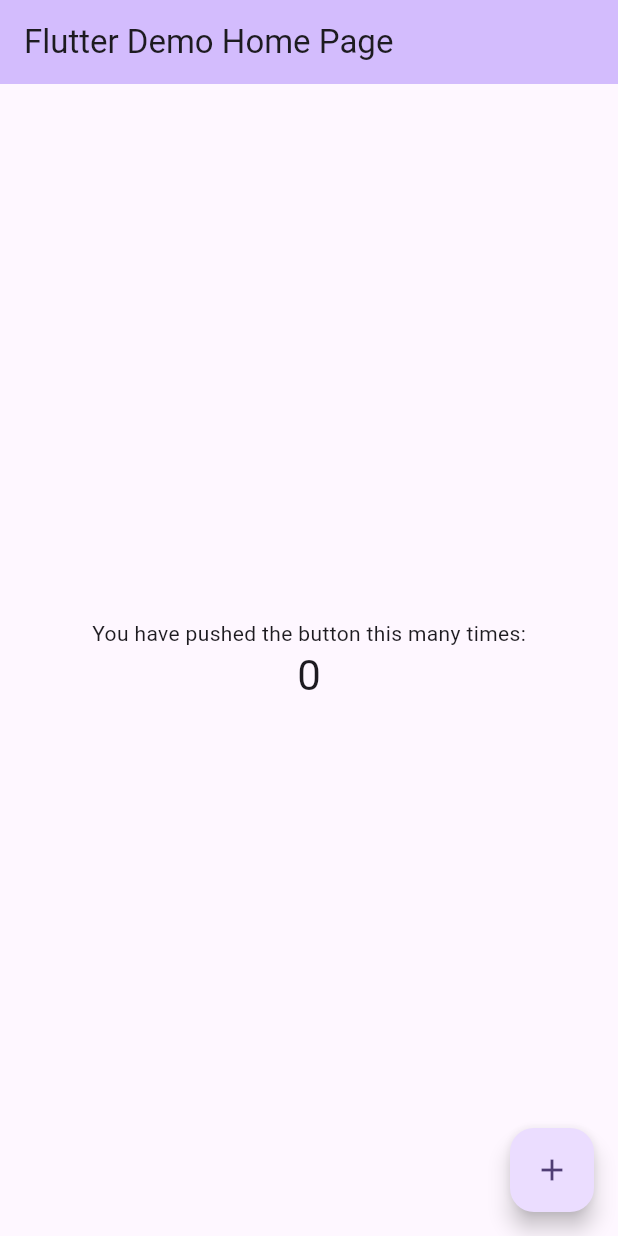
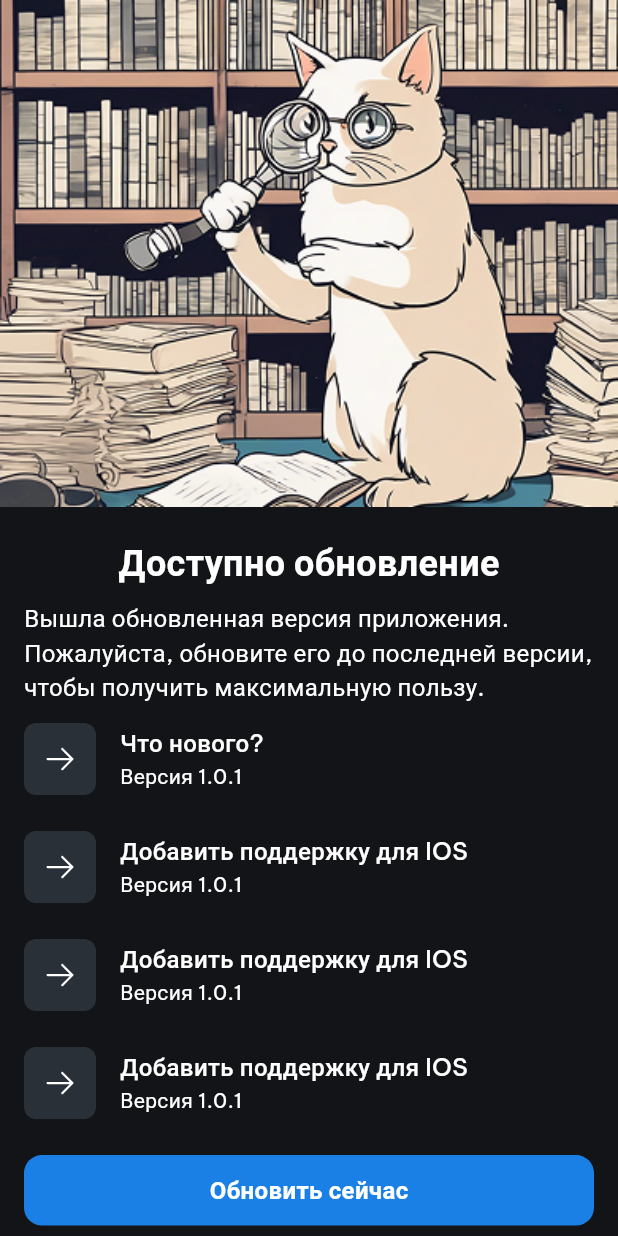
Before and after one commit to Testidedman/test, a Flutter app: the screen it shows after launch, on a phone screen of 412 x 824 dp. Run offline on Flutter 3.47's test engine with Material 3 defaults, Android fonts, the phone set to English and light mode, and no system bars; our stand-ins replace firebase_core, flutter_svg, google_fonts; missing offline and left inert: appmetrica_plugin; accounts and stored records are empty.

Commit message:
add update available page

```diff
--- /dev/null
+++ b/lib/constants/image_constants.dart
@@ -0,0 +1,4 @@
+class ImageConstants {
+  static const String updateImage = 'assets/images/update_image.png';
+  static const String arrow = 'assets/icons/arrow.svg';
+}
--- /dev/null
+++ b/lib/core/widgets/custom_button.dart
@@ -0,0 +1,39 @@
+import 'package:flutter/material.dart';
+import 'package:google_fonts/google_fonts.dart';
+
+class CustomButton extends StatelessWidget {
+  const CustomButton({
+    super.key,
+    required this.colorButton,
+    required this.colorText,
+    required this.text,
+    required this.onTap
+  });
+
+  final Color colorButton;
+  final Color colorText;
+  final String text;
+  final void Function() onTap;
+
+  @override
+  Widget build(BuildContext context) {
+    return GestureDetector(onTap: onTap,
+      child: Container(
+        alignment: Alignment.center,
+        padding: EdgeInsets.symmetric(vertical: 12),
+        decoration: BoxDecoration(
+            borderRadius: BorderRadius.circular(12),
+            color: colorButton
+        ),
+        child: Text(
+          text,
+          style: GoogleFonts.beVietnamPro(
+              fontWeight: FontWeight.bold,
+              fontSize: 16,
+              color: colorText
+          ),
+        ),
+      ),
+    );
+  }
+}
--- /dev/null
+++ b/lib/core/widgets/custom_tile.dart
@@ -0,0 +1,47 @@
+import 'package:flutter/material.dart';
+import 'package:flutter_svg/svg.dart';
+import 'package:google_fonts/google_fonts.dart';
+
+class CustomTile extends StatelessWidget {
+  const CustomTile({
+    super.key,
+    required this.image,
+    required this.title,
+    this.description
+  });
+
+  final String image;
+  final String title;
+  final String? description;
+
+  @override
+  Widget build(BuildContext context) {
+    return Row(
+      children: [
+        SvgPicture.asset(image),
+        SizedBox(width: 16),
+        Column(
+          crossAxisAlignment: CrossAxisAlignment.start,
+          children: [
+            Text(
+              title,
+              style: GoogleFonts.beVietnamPro(
+                  fontWeight: FontWeight.w500,
+                  fontSize: 16,
+                  color: Colors.white
+              ),
+            ),
+            Text(
+              description ?? '',
+              style: GoogleFonts.beVietnamPro(
+                  fontWeight: FontWeight.normal,
+                  fontSize: 14,
+                  color: Colors.white
+              ),
+            ),
+          ],
+        )
+      ],
+    );
+  }
+}
--- /dev/null
+++ b/lib/features/update_page/available_stores_sheet.dart
@@ -0,0 +1,64 @@
+import 'package:flutter/material.dart';
+import 'package:test_app/constants/image_constants.dart';
+import 'package:test_app/core/widgets/custom_tile.dart';
+
+class AvailableStoresSheet extends StatelessWidget {
+  const AvailableStoresSheet({super.key});
+
+  @override
+  Widget build(BuildContext context) {
+    return Container(
+      height: 550,
+      decoration: BoxDecoration(
+        borderRadius: BorderRadius.vertical(
+            top: Radius.circular(12)
+        ),
+        color: Color(0xff121417),
+      ),
+      child: Center(
+        child: Padding(
+          padding: const EdgeInsets.only(left: 16, right: 16, top: 20, bottom: 12),
+          child: Column(
+            mainAxisAlignment: MainAxisAlignment.center,
+            children: [
+              CustomTile(
+                image: ImageConstants.arrow,
+                title: 'Что нового?',
+              ),
+              SizedBox(height: 24),
+              CustomTile(
+                image: ImageConstants.arrow,
+                title: 'Что нового?',
+              ),
+              SizedBox(height: 24),
+              CustomTile(
+                image: ImageConstants.arrow,
+                title: 'Что нового?',
+              ),
+              SizedBox(height: 24),
+              CustomTile(
+                image: ImageConstants.arrow,
+                title: 'Что нового?',
+              ),
+              SizedBox(height: 24),
+              CustomTile(
+                image: ImageConstants.arrow,
+                title: 'Что нового?',
+              ),
+              SizedBox(height: 24),
+              CustomTile(
+                image: ImageConstants.arrow,
+                title: 'Что нового?',
+              ),
+              SizedBox(height: 24),
+              CustomTile(
+                image: ImageConstants.arrow,
+                title: 'Что нового?',
+              ),
+            ],
+          ),
+        ),
+      ),
+    );
+  }
+}
--- /dev/null
+++ b/lib/features/update_page/update_page.dart
@@ -0,0 +1,103 @@
+import 'package:flutter/material.dart';
+import 'package:flutter_svg/flutter_svg.dart';
+import 'package:google_fonts/google_fonts.dart';
+import 'package:test_app/constants/image_constants.dart';
+import 'package:test_app/core/widgets/custom_button.dart';
+import 'package:test_app/core/widgets/custom_tile.dart';
+import 'package:test_app/features/update_page/available_stores_sheet.dart';
+
+class UpdateAvailablePage extends StatelessWidget {
+  const UpdateAvailablePage({super.key});
+
+  @override
+  Widget build(BuildContext context) {
+    return Scaffold(
+        backgroundColor: Color(0xff121417),
+        body: SingleChildScrollView(
+          physics: ClampingScrollPhysics(),
+          child: Column(
+            crossAxisAlignment: CrossAxisAlignment.center,
+            children: [
+              Image.asset(
+                ImageConstants.updateImage,
+                width: double.infinity,
+                fit: BoxFit.cover,
+              ),
+              Padding(
+                padding: const EdgeInsets.only(left: 16, right: 16, top: 20, bottom: 12),
+                child: Column(
+                  crossAxisAlignment: CrossAxisAlignment.center,
+                  children: [
+                    Text(
+                      'Доступно обновление',
+                      style: GoogleFonts.beVietnamPro(
+                          fontWeight: FontWeight.bold,
+                          fontSize: 24,
+                          color: Colors.white
+                      ),
+                    ),
+                    SizedBox(height: 8),
+                    Text(
+                      'Вышла обновленная версия приложения. Пожалуйста, '
+                          'обновите его до последней версии, чтобы получить максимальную пользу.',
+                      style: GoogleFonts.beVietnamPro(
+                          fontWeight: FontWeight.normal,
+                          fontSize: 16,
+                          color: Colors.white
+                      ),
+                    ),
+                    SizedBox(height: 12),
+                    CustomTile(
+                        image: ImageConstants.arrow,
+                        title: 'Что нового?',
+                        description: 'Версия 1.0.1'
+                    ),
+                    SizedBox(height: 24),
+                    CustomTile(
+                        image: ImageConstants.arrow,
+                        title: 'Добавить поддержку для IOS',
+                        description: 'Версия 1.0.1'
+                    ),
+                    SizedBox(height: 24),
+                    CustomTile(
+                        image: ImageConstants.arrow,
+                        title: 'Добавить поддержку для IOS',
+                        description: 'Версия 1.0.1'
+                    ),
+                    SizedBox(height: 24),
+                    CustomTile(
+                        image: ImageConstants.arrow,
+                        title: 'Добавить поддержку для IOS',
+                        description: 'Версия 1.0.1'
+                    ),
+                    SizedBox(height: 24),
+                    CustomButton(
+                      text: 'Обновить сейчас',
+                      colorButton: Color(0xff1A80E5),
+                      colorText: Colors.white,
+                      onTap: () {
+                        showModalBottomSheet(
+                            context: context,
+                            isScrollControlled: true,
+                            builder: (BuildContext context) {
+                              return AvailableStoresSheet();
+                            }
+                        );
+                      },
+                    ),
+                    SizedBox(height: 12),
+                    CustomButton(
+                      text: 'Обноваить позже',
+                      colorButton: Color(0xff293038),
+                      colorText: Colors.white,
+                      onTap: () {},
+                    )
+                  ],
+                ),
+              )
+            ],
+          ),
+        )
+    );
+  }
+}
--- a/lib/main.dart
+++ b/lib/main.dart
@@ -1,4 +1,5 @@
 import 'package:flutter/material.dart';
+import 'package:test_app/features/update_page/update_page.dart';
 import 'package:test_app/services/appmetrica_service.dart';
 import 'package:test_app/services/firebase_service.dart';
 
@@ -21,7 +22,7 @@ class MyApp extends StatelessWidget {
         colorScheme: ColorScheme.fromSeed(seedColor: Colors.deepPurple),
         useMaterial3: true,
       ),
-      home: const MyHomePage(title: 'Flutter Demo Home Page'),
+      home: UpdateAvailablePage(),
     );
   }
 }
```
Also changed, not shown: pubspec.yaml (+6 -6 lines), assets/icons/arrow.svg (added), assets/icons/mark.svg (added), assets/images/update_image.png (added), pubspec.lock, 3 other files.
